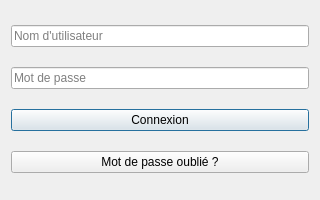
ProjetCPP-S2-2A15/projetcpp2a15-smart-consulting, file login.ui: the form before one commit.
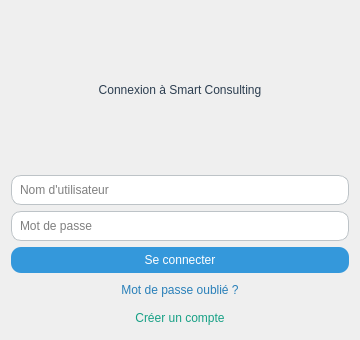
The form after the commit.

Patch:
```diff
--- a/login.ui
+++ b/login.ui
@@ -6,16 +6,32 @@
    <rect>
     <x>0</x>
     <y>0</y>
-    <width>320</width>
-    <height>200</height>
+    <width>360</width>
+    <height>340</height>
    </rect>
   </property>
   <property name="windowTitle">
    <string>Connexion</string>
   </property>
   <layout class="QVBoxLayout" name="verticalLayout">
+   <item>
+    <widget class="QLabel" name="label_titre">
+     <property name="styleSheet">
+      <string notr="true">font: bold 14pt &quot;Segoe UI&quot;; color: #2c3e50;</string>
+     </property>
+     <property name="text">
+      <string>Connexion à Smart Consulting</string>
+     </property>
+     <property name="alignment">
+      <set>Qt::AlignmentFlag::AlignCenter</set>
+     </property>
+    </widget>
+   </item>
    <item>
     <widget class="QLineEdit" name="lineEdit_username">
+     <property name="styleSheet">
+      <string notr="true">padding: 6px; border-radius: 10px; border: 1px solid #bdc3c7;</string>
+     </property>
      <property name="placeholderText">
       <string>Nom d'utilisateur</string>
      </property>
@@ -23,6 +39,9 @@
    </item>
    <item>
     <widget class="QLineEdit" name="lineEdit_password">
+     <property name="styleSheet">
+      <string notr="true">padding: 6px; border-radius: 10px; border: 1px solid #bdc3c7;</string>
+     </property>
      <property name="echoMode">
       <enum>QLineEdit::Password</enum>
      </property>
@@ -33,15 +52,37 @@
    </item>
    <item>
     <widget class="QPushButton" name="pushButton_connexion">
+     <property name="styleSheet">
+      <string notr="true">background-color: #3498db; color: white; padding: 6px; border-radius: 10px;</string>
+     </property>
      <property name="text">
-      <string>Connexion</string>
+      <string>Se connecter</string>
      </property>
     </widget>
    </item>
    <item>
     <widget class="QPushButton" name="pushButton_motdepasseoublie">
+     <property name="styleSheet">
+      <string notr="true">color: #2980b9;</string>
+     </property>
      <property name="text">
       <string>Mot de passe oublié ?</string>
+     </property>
+     <property name="flat">
+      <bool>true</bool>
+     </property>
+    </widget>
+   </item>
+   <item>
+    <widget class="QPushButton" name="pushButton_inscription">
+     <property name="styleSheet">
+      <string notr="true">color: #16a085;</string>
+     </property>
+     <property name="text">
+      <string>Créer un compte</string>
+     </property>
+     <property name="flat">
+      <bool>true</bool>
      </property>
     </widget>
    </item>
```
Left out of the diff: 2 changed lines with no effect on the pictures.
